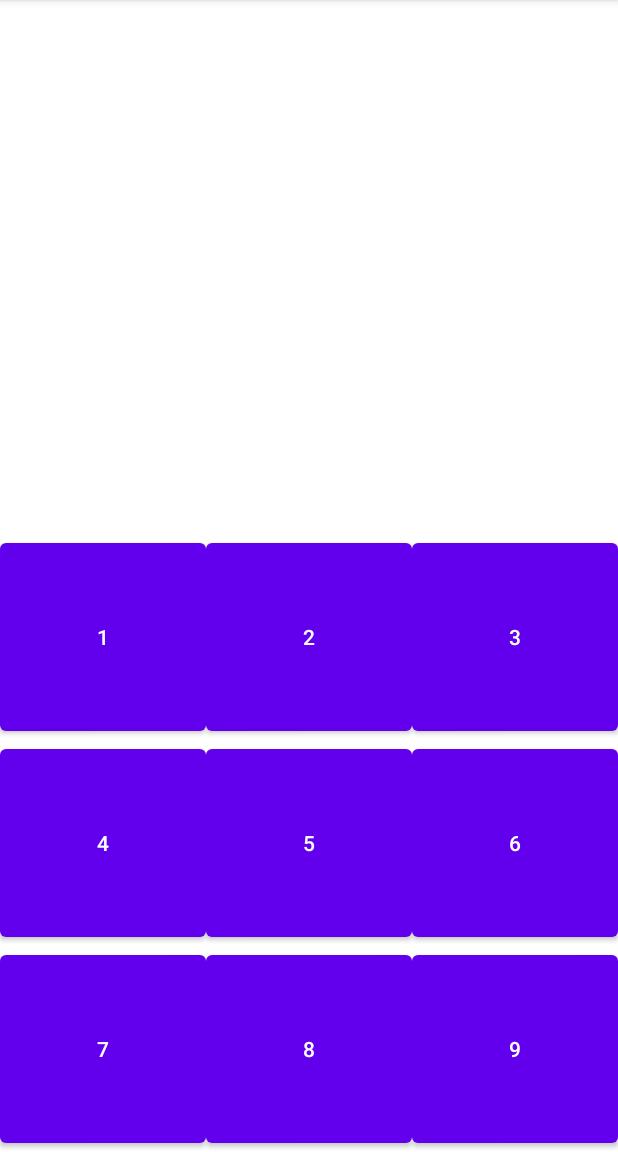
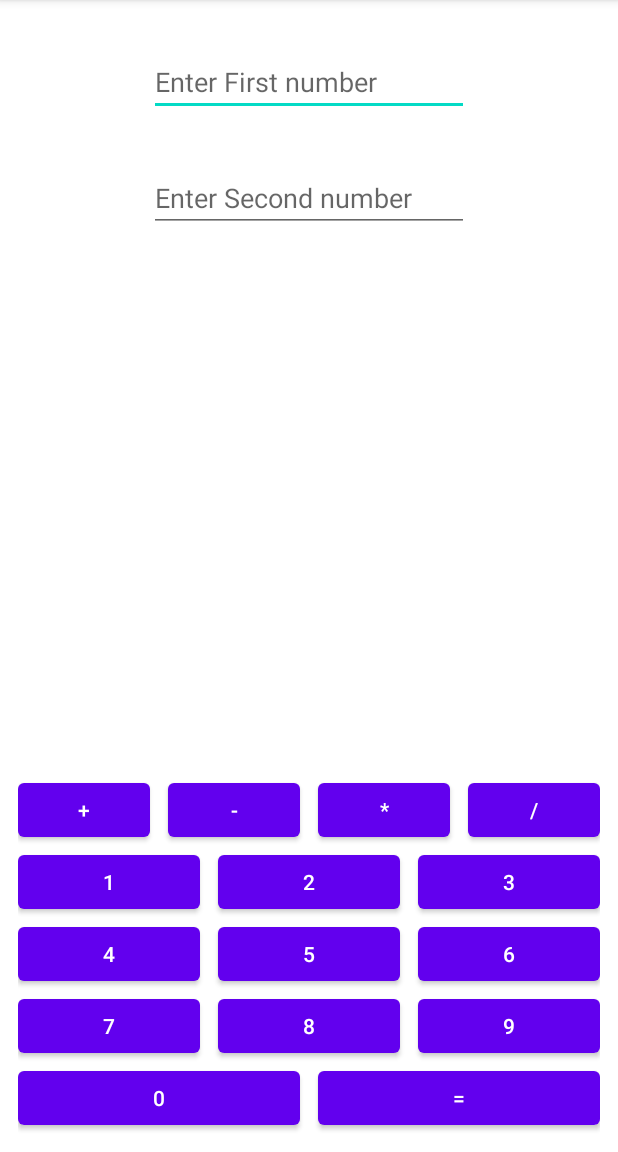
Before and after one commit to Kaaveh/Calculator, an Android app: the screen it shows after launch (MainActivity), on a phone screen of 412 x 824 dp, the part 84-1236 px from its top. Run offline under Robolectric (Android 15) with nearby library versions, the phone set to English and light mode, and no system bars.

Commit message:
Part Two

```diff
--- a/app/src/main/res/layout/activity_main.xml
+++ b/app/src/main/res/layout/activity_main.xml
@@ -6,14 +6,64 @@
     android:layout_height="match_parent"
     tools:context=".MainActivity">
 
+    <EditText
+        android:id="@+id/editTextNumberOne"
+        android:layout_width="wrap_content"
+        android:layout_height="wrap_content"
+        android:layout_marginTop="32dp"
+        android:ems="10"
+        android:hint="Enter First number"
+        android:inputType="number"
+        app:layout_constraintEnd_toEndOf="parent"
+        app:layout_constraintStart_toStartOf="parent"
+        app:layout_constraintTop_toTopOf="parent" />
+
     <LinearLayout
         android:layout_width="match_parent"
-        android:layout_height="0dp"
+        android:layout_height="wrap_content"
         android:orientation="vertical"
-        app:layout_constraintDimensionRatio="1:1"
+        android:layout_margin="12dp"
         app:layout_constraintBottom_toBottomOf="parent"
         app:layout_constraintEnd_toEndOf="parent"
         app:layout_constraintStart_toStartOf="parent">
+
+        <LinearLayout
+            android:layout_width="match_parent"
+            android:layout_height="wrap_content"
+            android:orientation="horizontal">
+
+            <Button
+                android:id="@+id/buttonAdd"
+                android:layout_width="0dp"
+                android:layout_height="match_parent"
+                android:layout_marginEnd="12dp"
+                android:layout_weight="0.25"
+                android:text="+" />
+
+            <Button
+                android:id="@+id/buttonMinus"
+                android:layout_width="0dp"
+                android:layout_height="match_parent"
+                android:layout_marginEnd="12dp"
+                android:layout_weight="0.25"
+                android:text="-" />
+
+            <Button
+                android:id="@+id/buttonMulti"
+                android:layout_width="0dp"
+                android:layout_height="match_parent"
+                android:layout_marginEnd="12dp"
+                android:layout_weight="0.25"
+                android:text="*" />
+
+            <Button
+                android:id="@+id/buttonDivide"
+                android:layout_width="0dp"
+                android:layout_height="match_parent"
+                android:layout_weight="0.25"
+                android:text="/" />
+
+        </LinearLayout>
 
         <LinearLayout
             android:layout_width="match_parent"
@@ -31,6 +81,8 @@
                 android:id="@+id/buttonTwo"
                 android:layout_width="0dp"
                 android:layout_weight="0.33"
+                android:layout_marginStart="12dp"
+                android:layout_marginEnd="12dp"
                 android:layout_height="match_parent"
                 android:text="2" />
             <Button
@@ -57,6 +109,8 @@
                 android:id="@+id/buttonFive"
                 android:layout_width="0dp"
                 android:layout_weight="0.33"
+                android:layout_marginStart="12dp"
+                android:layout_marginEnd="12dp"
                 android:layout_height="match_parent"
                 android:text="5" />
             <Button
@@ -83,6 +137,8 @@
                 android:id="@+id/buttonEight"
                 android:layout_width="0dp"
                 android:layout_weight="0.33"
+                android:layout_marginStart="12dp"
+                android:layout_marginEnd="12dp"
                 android:layout_height="match_parent"
                 android:text="8" />
             <Button
@@ -92,5 +148,36 @@
                 android:layout_height="match_parent"
                 android:text="9" />
         </LinearLayout>
+
+        <LinearLayout
+            android:layout_width="match_parent"
+            android:layout_height="wrap_content"
+            android:orientation="horizontal">
+            <Button
+                android:id="@+id/buttonZero"
+                android:layout_width="0dp"
+                android:layout_weight="0.5"
+                android:layout_marginEnd="12dp"
+                android:layout_height="match_parent"
+                android:text="0" />
+            <Button
+                android:id="@+id/buttonEqual"
+                android:layout_width="0dp"
+                android:layout_weight="0.5"
+                android:layout_height="match_parent"
+                android:text="=" />
+        </LinearLayout>
     </LinearLayout>
+
+    <EditText
+        android:id="@+id/editTextNumberTwo"
+        android:layout_width="wrap_content"
+        android:layout_height="wrap_content"
+        android:layout_marginTop="32dp"
+        android:ems="10"
+        android:hint="Enter Second number"
+        android:inputType="number"
+        app:layout_constraintEnd_toEndOf="parent"
+        app:layout_constraintStart_toStartOf="parent"
+        app:layout_constraintTop_toBottomOf="@+id/editTextNumberOne" />
 </androidx.constraintlayout.widget.ConstraintLayout>
```
